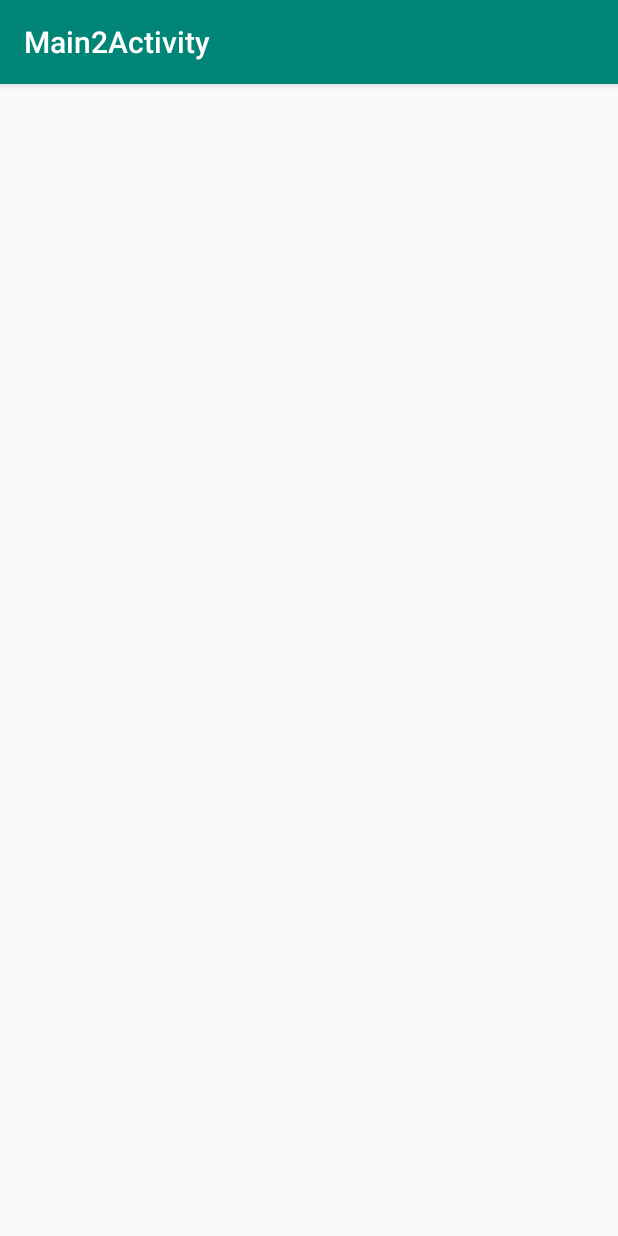
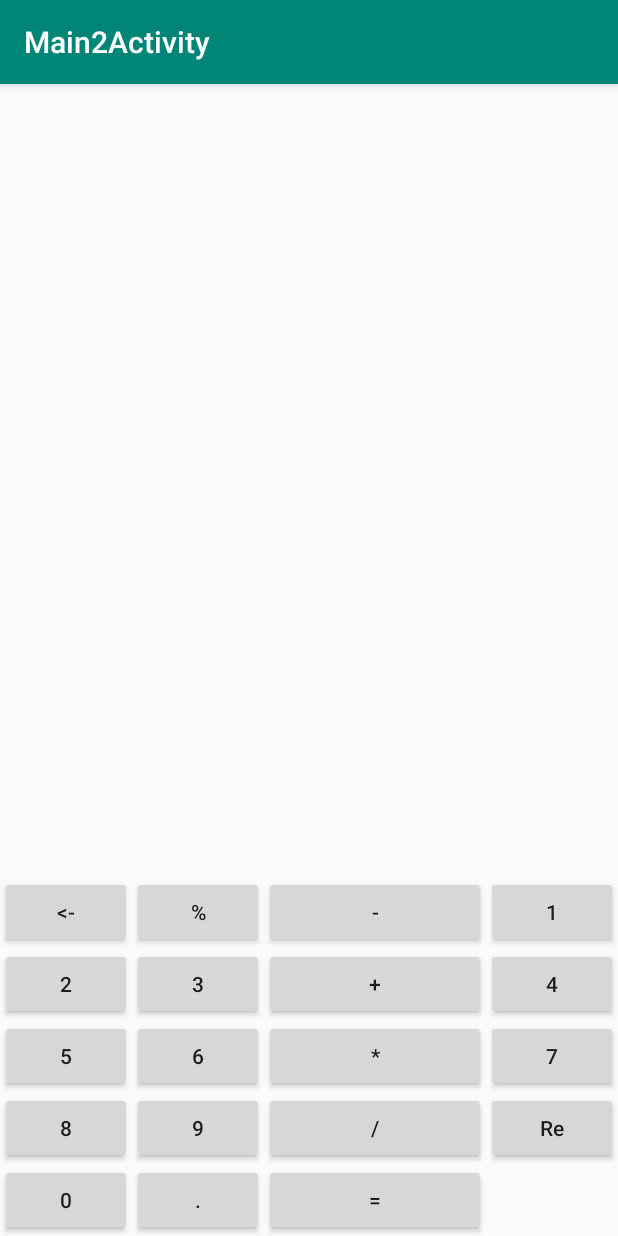
Before and after one commit to vencerk/Ex_1_TheCalculator, an Android app: the Main2Activity screen opened directly, with no data from a screen before it, on a phone screen of 412 x 824 dp. Run offline under Robolectric (Android 15) with nearby library versions, the phone set to English and light mode, and no system bars.

Commit message:
界面转换

```diff
--- a/app/src/main/java/com/example/ex_1_thecalculator/Main2Activity.java
+++ b/app/src/main/java/com/example/ex_1_thecalculator/Main2Activity.java
@@ -27,15 +27,6 @@ public class Main2Activity extends AppCompatActivity {
             }
         });
 
-        FloatingActionButton fab = (FloatingActionButton) findViewById(R.id.fab);
-        fab.setOnClickListener(new View.OnClickListener() {
-            @Override
-            public void onClick(View view) {
-                Snackbar.make(view, "Replace with your own action", Snackbar.LENGTH_LONG)
-                        .setAction("Action", null).show();
-            }
-        });
-
 
 
 
--- a/app/src/main/res/layout/activity_main2.xml
+++ b/app/src/main/res/layout/activity_main2.xml
@@ -1,9 +1,10 @@
 <?xml version="1.0" encoding="utf-8"?>
-<android.support.design.widget.CoordinatorLayout xmlns:android="http://schemas.android.com/apk/res/android"
+<android.support.constraint.ConstraintLayout xmlns:android="http://schemas.android.com/apk/res/android"
     xmlns:app="http://schemas.android.com/apk/res-auto"
     xmlns:tools="http://schemas.android.com/tools"
     android:layout_width="match_parent"
     android:layout_height="match_parent"
+
     tools:context=".Main2Activity">
 
     <android.support.design.widget.AppBarLayout
@@ -20,13 +21,146 @@
 
     </android.support.design.widget.AppBarLayout>
 
-
-    <Button
-        android:id="@+id/button1Reversal"
-        android:layout_width="wrap_content"
-        android:layout_height="wrap_content"
-        android:text="return"
-        android:textAllCaps="false" />
+    <GridLayout  xmlns:android="http://schemas.android.com/apk/res/android"
+        xmlns:app="http://schemas.android.com/apk/res-auto"
+        xmlns:tools="http://schemas.android.com/tools"
+        android:layout_width="match_parent"
+        android:layout_height="match_parent"
+        android:rowCount="5"
+        android:columnCount="4"
 
 
-</android.support.design.widget.CoordinatorLayout>
+        tools:showIn="@layout/activity_main">
+        <TextView
+            android:layout_width="match_parent"
+            android:layout_height="wrap_content"
+            android:layout_gravity="fill"
+            android:textSize="50dp"
+            android:id="@+id/textResult"
+            android:layout_columnSpan="4"
+            android:text="dddd"
+            />
+        <Button
+            android:layout_width="wrap_content"
+            android:layout_height="wrap_content"
+            android:text="@string/AngleB"
+            android:id="@+id/buttonDelete"
+            />
+        <Button
+            android:layout_width="wrap_content"
+            android:layout_height="wrap_content"
+            android:text="%"
+            android:id="@+id/button1Percent" />
+        <Button
+            android:layout_width="wrap_content"
+            android:layout_height="wrap_content"
+            android:layout_gravity="fill_horizontal"
+            android:text="-"
+            android:id="@+id/buttonMinus" />
+        <Button
+            android:layout_width="wrap_content"
+            android:layout_height="wrap_content"
+            android:text="1"
+            android:id="@+id/buttonOne" />
+
+        <Button
+            android:layout_width="wrap_content"
+            android:layout_height="wrap_content"
+            android:text="2"
+            android:id="@+id/buttonTwo" />
+
+        <Button
+            android:layout_width="wrap_content"
+            android:layout_height="wrap_content"
+            android:text="3"
+            android:id="@+id/buttonThree"/>
+        <Button
+            android:layout_width="wrap_content"
+            android:layout_height="wrap_content"
+            android:layout_gravity="fill_horizontal"
+            android:text="+"
+            android:id="@+id/buttonPlus"
+            />
+
+
+
+        <Button
+            android:layout_width="wrap_content"
+            android:layout_height="wrap_content"
+            android:text="4"
+            android:id="@+id/buttonFour" />
+
+        <Button
+            android:layout_width="wrap_content"
+            android:layout_height="wrap_content"
+            android:text="5"
+            android:id="@+id/buttonFive" />
+
+        <Button
+            android:layout_width="wrap_content"
+            android:layout_height="wrap_content"
+            android:text="6"
+            android:id="@+id/buttonSix" />
+        <Button
+            android:layout_width="wrap_content"
+            android:layout_height="wrap_content"
+            android:layout_gravity="fill_horizontal"
+            android:text="*"
+            android:id="@+id/buttonMul" />
+
+
+
+        <Button
+            android:layout_width="wrap_content"
+            android:layout_height="wrap_content"
+            android:text="7"
+            android:id="@+id/button1Seven" />
+
+        <Button
+            android:layout_width="wrap_content"
+            android:layout_height="wrap_content"
+            android:text="8"
+            android:id="@+id/button1Eight"/>
+
+        <Button
+            android:layout_width="wrap_content"
+            android:layout_height="wrap_content"
+            android:text="9"
+            android:id="@+id/button1Nine"/>
+        <Button
+            android:layout_width="wrap_content"
+            android:layout_height="wrap_content"
+            android:layout_gravity="fill_horizontal"
+            android:text="/"
+            android:id="@+id/button" />
+
+        <Button
+            android:layout_width="wrap_content"
+            android:layout_height="wrap_content"
+            android:text="Re"
+            android:textAllCaps="false"
+            android:id="@+id/button1Reversal"
+            />
+
+        <Button
+            android:layout_width="wrap_content"
+            android:layout_height="wrap_content"
+            android:text="0"
+            android:id="@+id/button1Zero" />
+        <Button
+            android:layout_width="wrap_content"
+            android:layout_height="wrap_content"
+            android:text="."
+            android:id="@+id/button1Point"
+            />
+        <Button
+            android:layout_width="wrap_content"
+            android:layout_height="wrap_content"
+            android:layout_gravity="fill_horizontal"
+            android:text="="
+            android:id="@+id/buttonEqual" />
+
+
+
+    </GridLayout >
+</android.support.constraint.ConstraintLayout>
```
